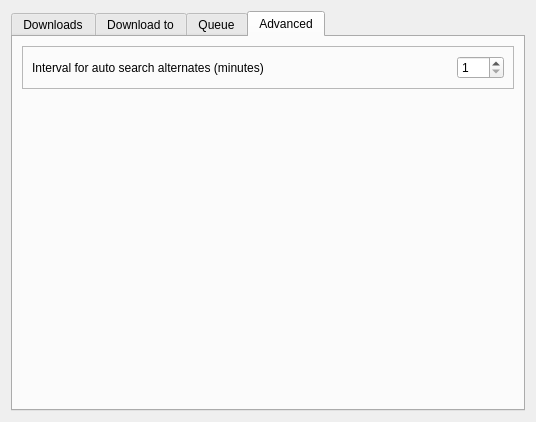
Before: the Qt Designer form eiskaltdcpp-qt/ui/UISettingsDownloads.ui in eiskaltdcpp/eiskaltdcpp, drawn with Qt 5.
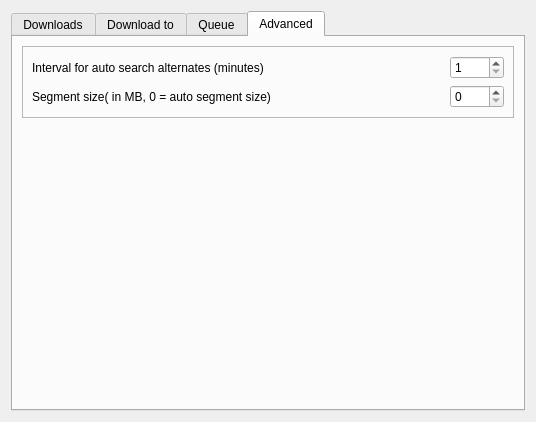
After: the same form once the commit is applied. The open tabs and pages were chosen to show the change. Custom widgets are drawn as their Qt base class.

Commit message: EiskaltDC++-Qt: 	* add setting for change segment size EiskaltDC++-Gtk: 	* rework hash dialog

What changed in the file:
```diff
--- a/eiskaltdcpp-qt/ui/UISettingsDownloads.ui
+++ b/eiskaltdcpp-qt/ui/UISettingsDownloads.ui
@@ -853,8 +853,8 @@
          <property name="frameShadow">
           <enum>QFrame::Raised</enum>
          </property>
-         <layout class="QHBoxLayout" name="horizontalLayout">
-          <item>
+         <layout class="QGridLayout" name="gridLayout_3">
+          <item row="0" column="0">
            <widget class="QLabel" name="label_2">
             <property name="sizePolicy">
              <sizepolicy hsizetype="Expanding" vsizetype="Preferred">
@@ -870,7 +870,7 @@
             </property>
            </widget>
           </item>
-          <item>
+          <item row="0" column="1">
            <widget class="QSpinBox" name="spinBox_AUTO_SEARCH_TIME">
             <property name="minimum">
              <number>1</number>
@@ -883,6 +883,20 @@
             </property>
            </widget>
           </item>
+          <item row="1" column="0">
+           <widget class="QLabel" name="label_17">
+            <property name="text">
+             <string>Segment size( in MB, 0 = auto segment size)</string>
+            </property>
+           </widget>
+          </item>
+          <item row="1" column="1">
+           <widget class="QSpinBox" name="spinBox_SEGMENT_SIZE">
+            <property name="maximum">
+             <number>1000</number>
+            </property>
+           </widget>
+          </item>
          </layout>
         </widget>
        </item>
```
Left out of the diff: 9 changed lines with no effect on the pictures. The commit also changes 3 other files.
